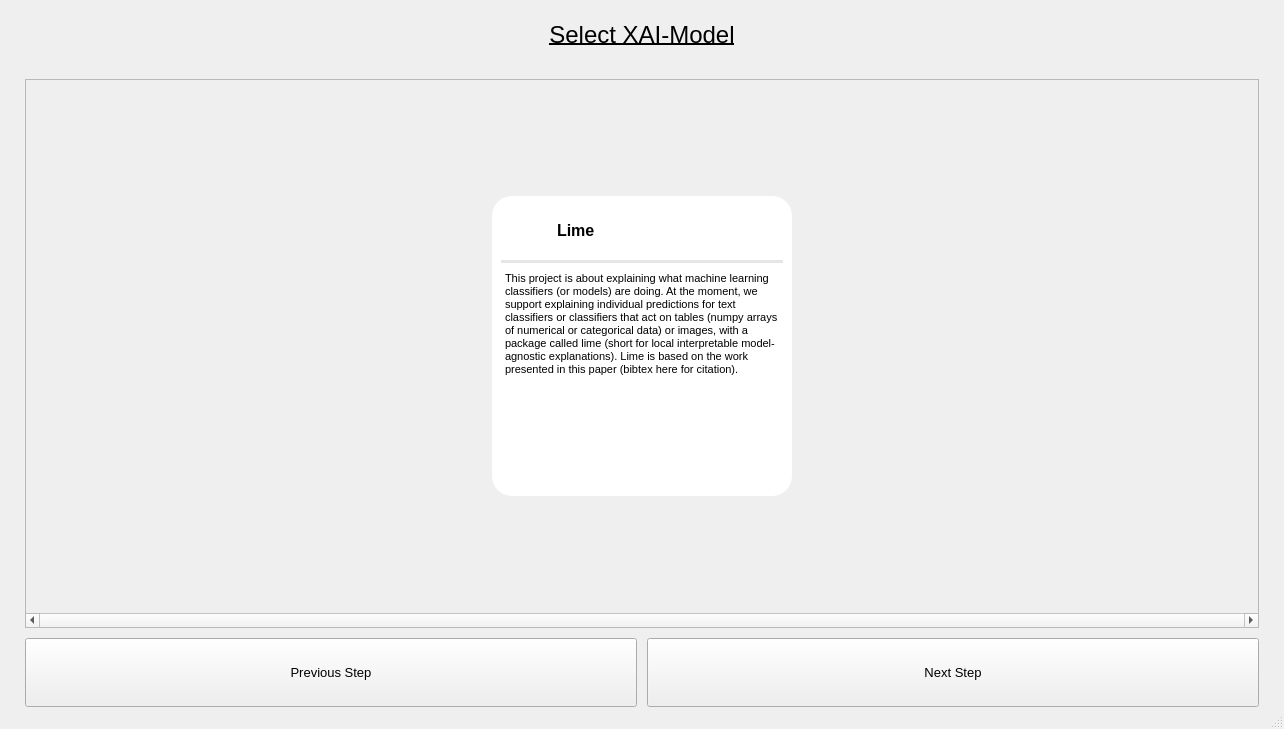
Old version of the form UI/Design/xai-model.ui in the repository MarkMolenmakerHU/INNO_xAITool.
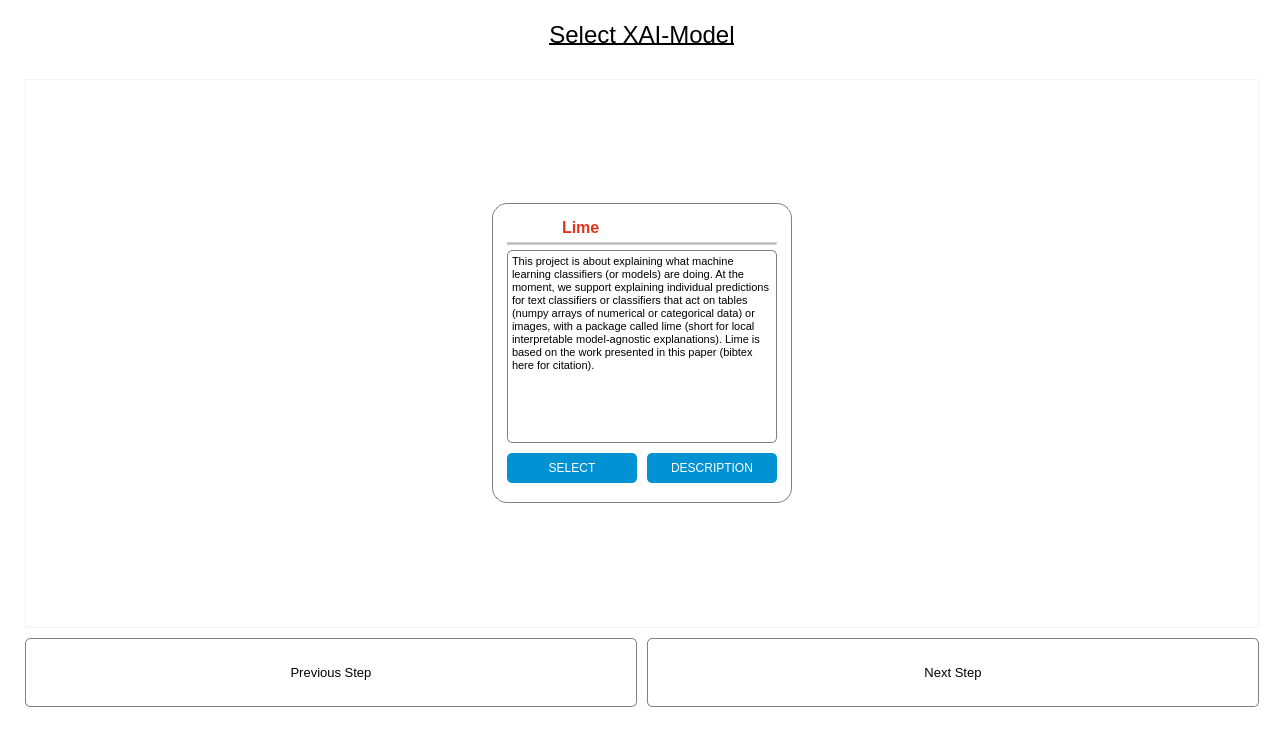
New version of the form. Icons and pictures are not drawn.

The edit to the form file:
```diff
--- a/UI/Design/xai-model.ui
+++ b/UI/Design/xai-model.ui
@@ -13,6 +13,9 @@
   <property name="windowTitle">
    <string>MainWindow</string>
   </property>
+  <property name="styleSheet">
+   <string notr="true">background: rgba(255, 255, 255, 0.8);</string>
+  </property>
   <widget class="QWidget" name="centralwidget">
    <property name="minimumSize">
     <size>
@@ -44,11 +47,14 @@
         <height>325</height>
        </size>
       </property>
+      <property name="styleSheet">
+       <string notr="true">background: rgba(255, 255, 255, 0.2);</string>
+      </property>
       <property name="verticalScrollBarPolicy">
        <enum>Qt::ScrollBarAlwaysOff</enum>
       </property>
       <property name="horizontalScrollBarPolicy">
-       <enum>Qt::ScrollBarAlwaysOn</enum>
+       <enum>Qt::ScrollBarAsNeeded</enum>
       </property>
       <property name="widgetResizable">
        <bool>true</bool>
@@ -59,7 +65,7 @@
          <x>0</x>
          <y>0</y>
          <width>1232</width>
-         <height>503</height>
+         <height>524</height>
         </rect>
        </property>
        <layout class="QHBoxLayout" name="horizontalLayout_5">
@@ -96,48 +102,57 @@
            <bool>false</bool>
           </property>
           <property name="styleSheet">
-           <string notr="true">background: rgb(255, 255, 255);
-border-radius: 20px;</string>
+           <string notr="true">QWidget#limeWidget {
+	background: rgb(255, 255, 255);
+	border-radius: 15px;
+	border: 1px solid grey;
+}
+</string>
           </property>
-          <layout class="QGridLayout" name="gridLayout_2" rowstretch="1,0,0" columnstretch="0,0">
-           <property name="verticalSpacing">
+          <layout class="QGridLayout" name="gridLayout_2" rowstretch="0,0,0,0,0" columnstretch="0,0">
+           <property name="leftMargin">
+            <number>15</number>
+           </property>
+           <property name="topMargin">
+            <number>15</number>
+           </property>
+           <property name="rightMargin">
+            <number>15</number>
+           </property>
+           <property name="bottomMargin">
+            <number>15</number>
+           </property>
+           <property name="spacing">
             <number>5</number>
            </property>
-           <item row="0" column="0">
-            <widget class="QLabel" name="label_4">
+           <item row="3" column="0" colspan="2">
+            <widget class="QTextBrowser" name="textBrowser">
              <property name="sizePolicy">
-              <sizepolicy hsizetype="Fixed" vsizetype="Fixed">
-               <horstretch>0</horstretch>
+              <sizepolicy hsizetype="Expanding" vsizetype="Expanding">
+               <horstretch>2</horstretch>
                <verstretch>0</verstretch>
               </sizepolicy>
              </property>
-             <property name="minimumSize">
-              <size>
-               <width>0</width>
-               <height>0</height>
-              </size>
+             <property name="styleSheet">
+              <string notr="true">border: 1px solid grey;
+border-radius: 5px;</string>
              </property>
-             <property name="maximumSize">
-              <size>
-               <width>50</width>
-               <height>50</height>
-              </size>
+             <property name="verticalScrollBarPolicy">
+              <enum>Qt::ScrollBarAsNeeded</enum>
              </property>
-             <property name="text">
-              <string/>
+             <property name="horizontalScrollBarPolicy">
+              <enum>Qt::ScrollBarAlwaysOff</enum>
              </property>
-             <property name="pixmap">
-              <pixmap>Images/lime.jpg</pixmap>
-             </property>
-             <property name="scaledContents">
-              <bool>true</bool>
-             </property>
-             <property name="alignment">
-              <set>Qt::AlignCenter</set>
+             <property name="html">
+              <string>&lt;!DOCTYPE HTML PUBLIC &quot;-//W3C//DTD HTML 4.0//EN&quot; &quot;http://www.w3.org/TR/REC-html40/strict.dtd&quot;&gt;
+&lt;html&gt;&lt;head&gt;&lt;meta name=&quot;qrichtext&quot; content=&quot;1&quot; /&gt;&lt;style type=&quot;text/css&quot;&gt;
+p, li { white-space: pre-wrap; }
+&lt;/style&gt;&lt;/head&gt;&lt;body style=&quot; font-family:'MS Shell Dlg 2'; font-size:7.8pt; font-weight:400; font-style:normal;&quot;&gt;
+&lt;p style=&quot; margin-top:0px; margin-bottom:0px; margin-left:0px; margin-right:0px; -qt-block-indent:0; text-indent:0px;&quot;&gt;&lt;span style=&quot; font-size:8pt;&quot;&gt;This project is about explaining what machine learning classifiers (or models) are doing. At the moment, we support explaining individual predictions for text classifiers or classifiers that act on tables (numpy arrays of numerical or categorical data) or images, with a package called lime (short for local interpretable model-agnostic explanations). Lime is based on the work presented in this paper (bibtex here for citation).&lt;/span&gt;&lt;/p&gt;&lt;/body&gt;&lt;/html&gt;</string>
              </property>
             </widget>
            </item>
-           <item row="1" column="0" colspan="2">
+           <item row="2" column="0" colspan="2">
             <widget class="Line" name="line_3">
              <property name="sizePolicy">
               <sizepolicy hsizetype="Expanding" vsizetype="Minimum">
@@ -171,8 +186,105 @@
              </property>
             </widget>
            </item>
-           <item row="0" column="1">
-            <widget class="QLabel" name="label_5">
+           <item row="4" column="0" colspan="2">
+            <layout class="QHBoxLayout" name="horizontalLayout_3">
+             <property name="spacing">
+              <number>10</number>
+             </property>
+             <property name="topMargin">
+              <number>5</number>
+             </property>
+             <property name="bottomMargin">
+              <number>5</number>
+             </property>
+             <item>
+              <widget class="QPushButton" name="selectButton0">
+               <property name="minimumSize">
+                <size>
+                 <width>0</width>
+                 <height>30</height>
+                </size>
+               </property>
+               <property name="cursor">
+                <cursorShape>PointingHandCursor</cursorShape>
+               </property>
+               <property name="styleSheet">
+                <string notr="true">background-color: #0092d2;
+color: white;
+border-radius: 5px;</string>
+               </property>
+               <property name="text">
+                <string>SELECT</string>
+               </property>
+              </widget>
+             </item>
+             <item>
+              <widget class="QPushButton" name="descriptionButton0">
+               <property name="minimumSize">
+                <size>
+                 <width>0</width>
+                 <height>30</height>
+                </size>
+               </property>
+               <property name="cursor">
+                <cursorShape>PointingHandCursor</cursorShape>
+               </property>
+               <property name="styleSheet">
+                <string notr="true">background-color: #0092d2;
+color: white;
+border-radius: 5px;</string>
+               </property>
+               <property name="text">
+                <string>DESCRIPTION</string>
+               </property>
+              </widget>
+             </item>
+            </layout>
+           </item>
+           <item row="1" column="0" colspan="2">
+            <layout class="QHBoxLayout" name="horizontalLayout" stretch="2,4,2">
+             <property name="spacing">
+              <number>5</number>
+             </property>
+             <property name="rightMargin">
+              <number>10</number>
+             </property>
+             <item>
+              <widget class="QLabel" name="label_4">
+               <property name="sizePolicy">
+                <sizepolicy hsizetype="Fixed" vsizetype="Fixed">
+                 <horstretch>0</horstretch>
+                 <verstretch>0</verstretch>
+                </sizepolicy>
+               </property>
+               <property name="minimumSize">
+                <size>
+                 <width>0</width>
+                 <height>0</height>
+                </size>
+               </property>
+               <property name="maximumSize">
+                <size>
+                 <width>50</width>
+                 <height>50</height>
+                </size>
+               </property>
+               <property name="text">
+                <string/>
+               </property>
+               <property name="pixmap">
+                <pixmap>Images/lime.jpg</pixmap>
+               </property>
+               <property name="scaledContents">
+                <bool>true</bool>
+               </property>
+               <property name="alignment">
+                <set>Qt::AlignCenter</set>
+               </property>
+              </widget>
+             </item>
+             <item>
+              <widget class="QLabel" name="titleLabel0">
              <property name="font">
               <font>
                <pointsize>12</pointsize>
@@ -180,6 +292,9 @@
                <bold>true</bold>
               </font>
              </property>
+               <property name="styleSheet">
+                <string notr="true">color: #e6331c;</string>
+               </property>
              <property name="text">
               <string>Lime</string>
              </property>
@@ -188,28 +303,29 @@
              </property>
             </widget>
            </item>
-           <item row="2" column="0" colspan="2">
-            <widget class="QTextBrowser" name="textBrowser">
-             <property name="sizePolicy">
-              <sizepolicy hsizetype="Expanding" vsizetype="Expanding">
-               <horstretch>2</horstretch>
-               <verstretch>0</verstretch>
-              </sizepolicy>
-             </property>
-             <property name="verticalScrollBarPolicy">
-              <enum>Qt::ScrollBarAsNeeded</enum>
-             </property>
-             <property name="horizontalScrollBarPolicy">
-              <enum>Qt::ScrollBarAlwaysOff</enum>
-             </property>
-             <property name="html">
-              <string>&lt;!DOCTYPE HTML PUBLIC &quot;-//W3C//DTD HTML 4.0//EN&quot; &quot;http://www.w3.org/TR/REC-html40/strict.dtd&quot;&gt;
-&lt;html&gt;&lt;head&gt;&lt;meta name=&quot;qrichtext&quot; content=&quot;1&quot; /&gt;&lt;style type=&quot;text/css&quot;&gt;
-p, li { white-space: pre-wrap; }
-&lt;/style&gt;&lt;/head&gt;&lt;body style=&quot; font-family:'MS Shell Dlg 2'; font-size:7.8pt; font-weight:400; font-style:normal;&quot;&gt;
-&lt;p style=&quot; margin-top:0px; margin-bottom:0px; margin-left:0px; margin-right:0px; -qt-block-indent:0; text-indent:0px;&quot;&gt;&lt;span style=&quot; font-size:8pt;&quot;&gt;This project is about explaining what machine learning classifiers (or models) are doing. At the moment, we support explaining individual predictions for text classifiers or classifiers that act on tables (numpy arrays of numerical or categorical data) or images, with a package called lime (short for local interpretable model-agnostic explanations). Lime is based on the work presented in this paper (bibtex here for citation).&lt;/span&gt;&lt;/p&gt;&lt;/body&gt;&lt;/html&gt;</string>
-             </property>
-            </widget>
+             <item>
+              <widget class="QLabel" name="infoLabel0">
+               <property name="maximumSize">
+                <size>
+                 <width>25</width>
+                 <height>25</height>
+                </size>
+               </property>
+               <property name="cursor">
+                <cursorShape>WhatsThisCursor</cursorShape>
+               </property>
+               <property name="text">
+                <string/>
+               </property>
+               <property name="pixmap">
+                <pixmap>Images/info.png</pixmap>
+               </property>
+               <property name="scaledContents">
+                <bool>true</bool>
+               </property>
+              </widget>
+             </item>
+            </layout>
            </item>
           </layout>
          </widget>
@@ -239,6 +355,14 @@
           <pointsize>10</pointsize>
          </font>
         </property>
+        <property name="cursor">
+         <cursorShape>PointingHandCursor</cursorShape>
+        </property>
+        <property name="styleSheet">
+         <string notr="true">background-color: white;
+border-radius: 5px;
+border: 1px solid grey;</string>
+        </property>
         <property name="text">
          <string>Previous Step</string>
         </property>
@@ -257,6 +381,14 @@
           <pointsize>10</pointsize>
          </font>
         </property>
+        <property name="cursor">
+         <cursorShape>PointingHandCursor</cursorShape>
+        </property>
+        <property name="styleSheet">
+         <string notr="true">background-color: white;
+border-radius: 5px;
+border: 1px solid grey;</string>
+        </property>
         <property name="text">
          <string>Next Step</string>
         </property>
```
Left out of the diff: 4 changed lines with no effect on the pictures. Lines whose indentation alone changed are shown as unchanged.
